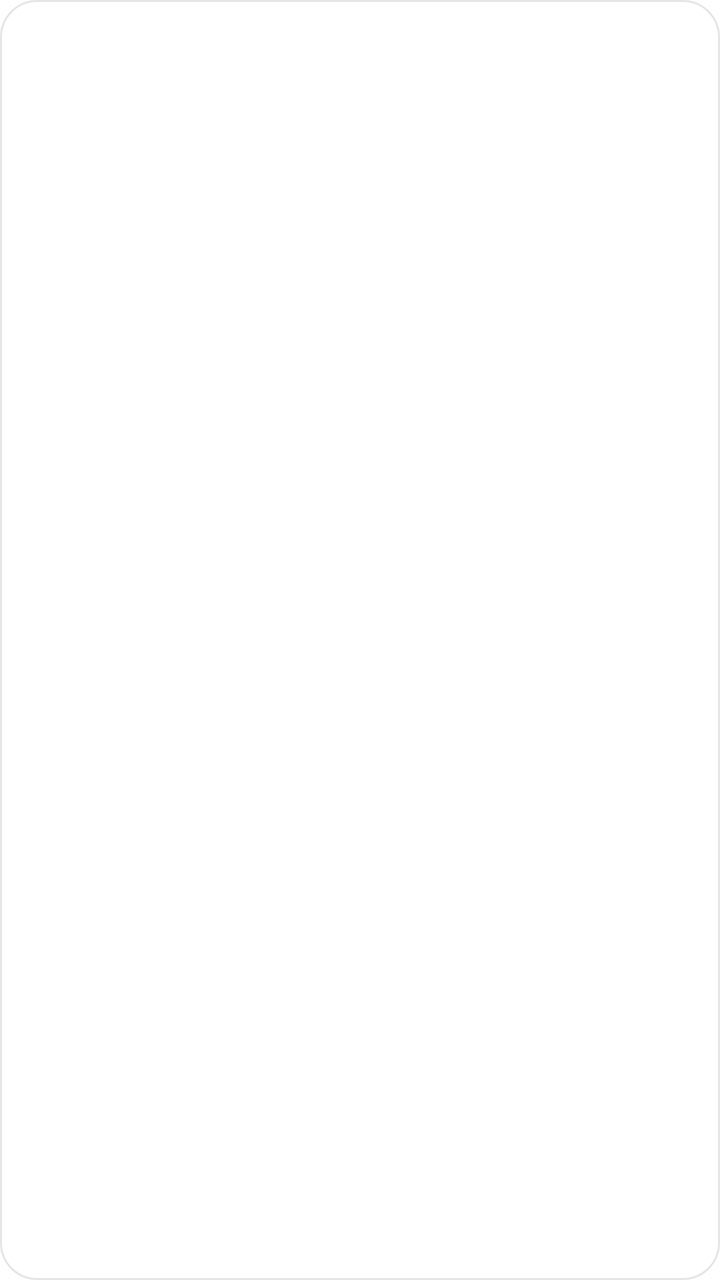
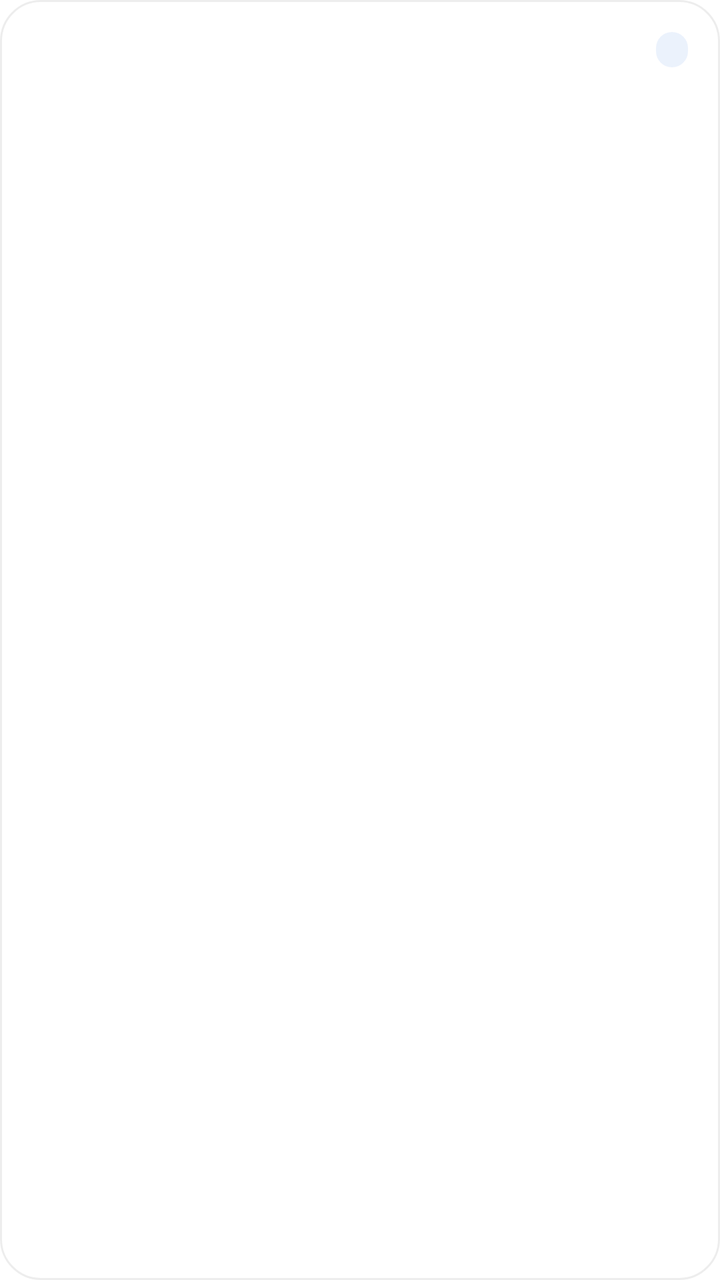

Two renders of the same Android screen: before a commit and after it. Below are the layout's source before the change and the commit's diff.
<!-- AndroidManifest.xml: fallback theme Theme.MaterialComponents.DayNight.NoActionBar -->
<!-- res/layout/widget_huajuan_grid.xml -->
<?xml version="1.0" encoding="utf-8"?>
<LinearLayout xmlns:android="http://schemas.android.com/apk/res/android"
    android:id="@+id/widget_grid_root"
    android:layout_width="match_parent"
    android:layout_height="match_parent"
    android:background="@drawable/widget_card_background"
    android:orientation="vertical">

    <TextView
        android:id="@+id/widget_grid_title"
        android:layout_width="match_parent"
        android:layout_height="wrap_content"
        android:textColor="@color/widget_text_primary"
        android:textSize="16sp"
        android:textStyle="bold" />

    <TextView
        android:id="@+id/widget_grid_subtitle"
        android:layout_width="match_parent"
        android:layout_height="wrap_content"
        android:layout_marginTop="2dp"
        android:textColor="@color/widget_text_secondary"
        android:textSize="12sp" />

    <TextView
        android:id="@+id/widget_grid_content"
        android:layout_width="match_parent"
        android:layout_height="0dp"
        android:layout_marginTop="10dp"
        android:layout_weight="1"
        android:gravity="top|start"
        android:textColor="@color/widget_text_primary"
        android:textSize="13sp" />
</LinearLayout>
<!-- resources referenced by this layout -->
<resources>
  <color name="widget_text_primary">#DE000000</color>
  <color name="widget_text_secondary">#8A000000</color>
  <!-- drawable widget_card_background (drawable) -->
  <?xml version="1.0" encoding="utf-8"?>
  <shape xmlns:android="http://schemas.android.com/apk/res/android" android:shape="rectangle">
      <solid android:color="#FFFFFFFF" />
      <corners android:radius="18dp" />
      <stroke
          android:width="1dp"
          android:color="#1A000000" />
      <padding
          android:left="14dp"
          android:top="14dp"
          android:right="14dp"
          android:bottom="14dp" />
  </shape>
</resources>

<!-- the commit's change to res/layout/widget_huajuan_grid.xml (unified diff, before → after) -->
@@ -6,19 +6,47 @@
     android:background="@drawable/widget_card_background"
     android:orientation="vertical">
 
-    <TextView
-        android:id="@+id/widget_grid_title"
+    <LinearLayout
         android:layout_width="match_parent"
         android:layout_height="wrap_content"
-        android:textColor="@color/widget_text_primary"
-        android:textSize="16sp"
-        android:textStyle="bold" />
+        android:gravity="center_vertical"
+        android:orientation="horizontal">
+
+        <TextView
+            android:id="@+id/widget_grid_title"
+            android:layout_width="0dp"
+            android:layout_height="wrap_content"
+            android:layout_weight="1"
+            android:ellipsize="end"
+            android:maxLines="1"
+            android:textColor="@color/widget_text_primary"
+            android:textSize="16sp"
+            android:textStyle="bold" />
+
+        <TextView
+            android:id="@+id/widget_grid_status"
+            android:layout_width="wrap_content"
+            android:layout_height="wrap_content"
+            android:layout_marginStart="8dp"
+            android:background="@drawable/widget_status_chip_background"
+            android:ellipsize="end"
+            android:maxLines="1"
+            android:paddingLeft="8dp"
+            android:paddingTop="2dp"
+            android:paddingRight="8dp"
+            android:paddingBottom="2dp"
+            android:textColor="@color/widget_status_text"
+            android:textSize="10sp"
+            android:textStyle="bold" />
+    </LinearLayout>
 
     <TextView
         android:id="@+id/widget_grid_subtitle"
         android:layout_width="match_parent"
         android:layout_height="wrap_content"
         android:layout_marginTop="2dp"
+        android:ellipsize="end"
+        android:maxLines="1"
         android:textColor="@color/widget_text_secondary"
         android:textSize="12sp" />
 
@@ -28,7 +56,20 @@
         android:layout_height="0dp"
         android:layout_marginTop="10dp"
         android:layout_weight="1"
+        android:ellipsize="end"
         android:gravity="top|start"
+        android:lineSpacingExtra="2dp"
+        android:maxLines="10"
         android:textColor="@color/widget_text_primary"
         android:textSize="13sp" />
+
+    <TextView
+        android:id="@+id/widget_grid_timestamp"
+        android:layout_width="match_parent"
+        android:layout_height="wrap_content"
+        android:layout_marginTop="8dp"
+        android:ellipsize="end"
+        android:maxLines="1"
+        android:textColor="@color/widget_text_tertiary"
+        android:textSize="11sp" />
 </LinearLayout>
<!-- resource entries referenced after the edit -->
@@ -1,20 +1,29 @@
 <!-- resources referenced by this layout -->
 <resources>
+  <color name="widget_status_text">#FF0053B0</color>
   <color name="widget_text_primary">#DE000000</color>
   <color name="widget_text_secondary">#8A000000</color>
+  <color name="widget_text_tertiary">#61000000</color>
   <!-- drawable widget_card_background (drawable) -->
   <?xml version="1.0" encoding="utf-8"?>
   <shape xmlns:android="http://schemas.android.com/apk/res/android" android:shape="rectangle">
       <solid android:color="#FFFFFFFF" />
-      <corners android:radius="18dp" />
+      <corners android:radius="20dp" />
       <stroke
           android:width="1dp"
-          android:color="#1A000000" />
+          android:color="#12000000" />
       <padding
-          android:left="14dp"
+          android:left="16dp"
           android:top="14dp"
-          android:right="14dp"
+          android:right="16dp"
           android:bottom="14dp" />
   </shape>
+  <!-- drawable widget_status_chip_background (drawable) -->
+  <?xml version="1.0" encoding="utf-8"?>
+  <shape xmlns:android="http://schemas.android.com/apk/res/android" android:shape="rectangle">
+      <solid android:color="@color/widget_status_bg" />
+      <corners android:radius="999dp" />
+  </shape>
+  <color name="widget_status_bg">#140061D1</color>
 </resources>
 
